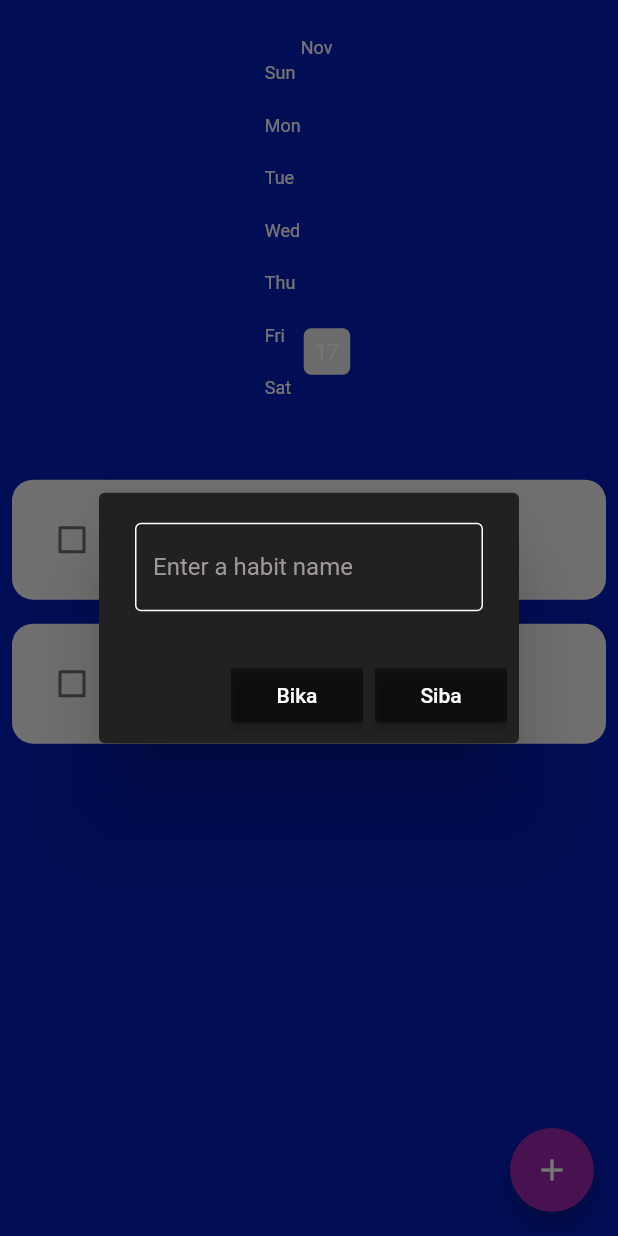
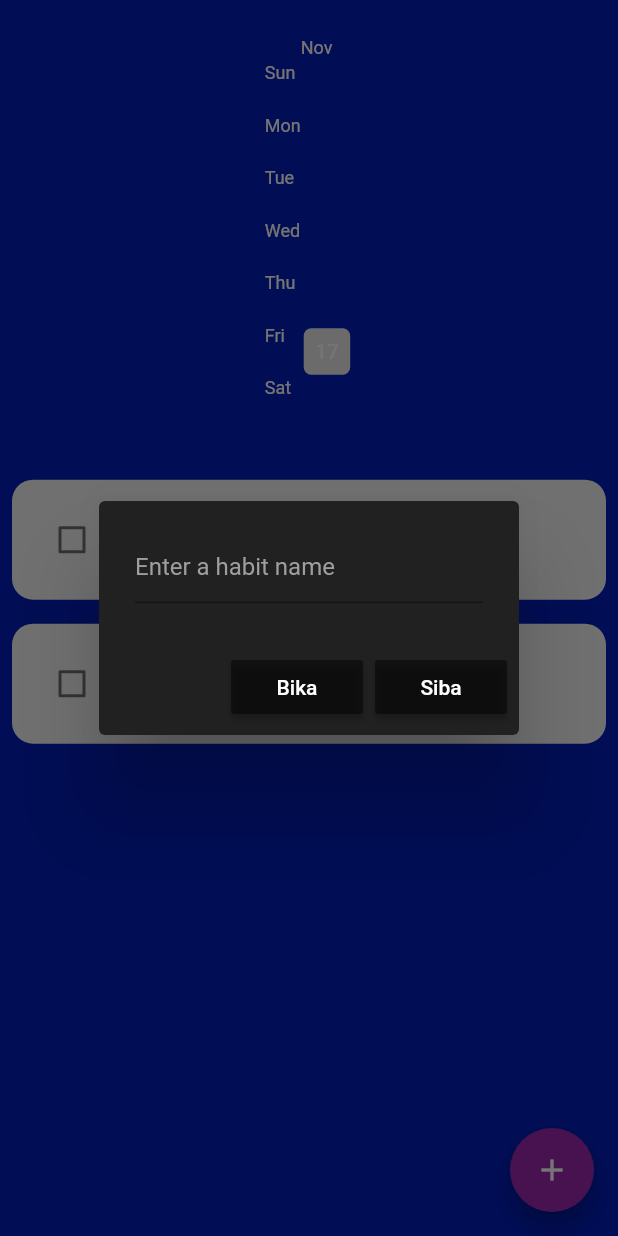
Before and after one commit to 0122345/habit_flutter_app, a Flutter app: the screen it shows after launch, after a tap on the "add" icon, on a phone screen of 412 x 824 dp. Run offline on Flutter 3.47's test engine with Material 2 defaults, Android fonts, the phone set to English and light mode, and no system bars; drawn by our look-alikes of flutter_heatmap_calendar, flutter_slidable; our stand-ins replace hive_flutter; accounts and stored records are empty.

Commit message:
removing unnecessary border

```diff
--- a/lib/components/my_alert_box.dart
+++ b/lib/components/my_alert_box.dart
@@ -23,13 +23,7 @@ class MyAlertBox extends StatelessWidget {
         style: const TextStyle(color: Colors.white),
         decoration:  InputDecoration(
           hintText: hintText,
-          hintStyle: TextStyle(color: const Color.fromARGB(255, 161, 152, 152)),
-          enabledBorder: const OutlineInputBorder(
-            borderSide: BorderSide(color: Colors.white),
-          ),
-          focusedBorder: const OutlineInputBorder(
-            borderSide: BorderSide(color: Colors.white),
-          ),
+          hintStyle: const TextStyle(color: Colors.grey),
         ),
       ),
       actions: [
```
